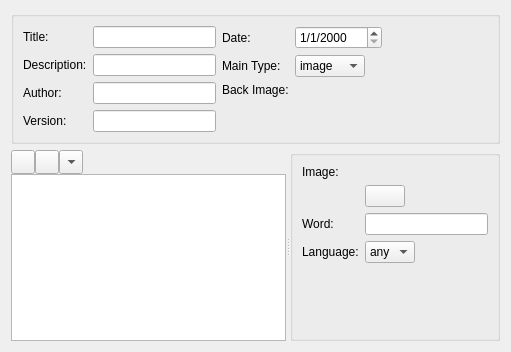
Qt form pairseditor/mainwindowview.ui (KDE/pairs) before a commit.
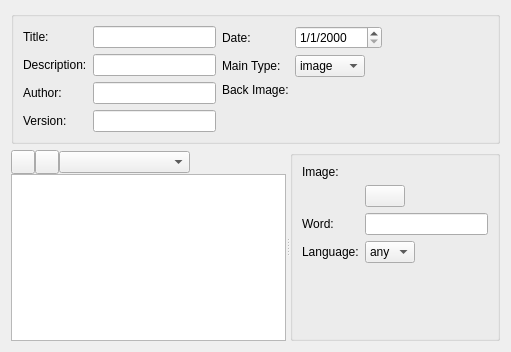
The same form after that commit. Icons and pictures are not drawn. Custom widgets are drawn as their Qt base class.

Commit message: show itam name in the add subitem name crop down

What changed in the file:
```diff
--- a/pairseditor/mainwindowview.ui
+++ b/pairseditor/mainwindowview.ui
@@ -266,8 +266,8 @@
           <widget class="KComboBox" name="moreButton">
            <property name="maximumSize">
             <size>
-             <width>24</width>
-             <height>24</height>
+             <width>16777215</width>
+             <height>16777215</height>
             </size>
            </property>
            <property name="currentIndex">
```
